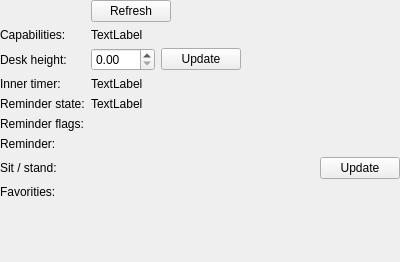
The window that src/linakdeskapp/ui/device_settings_widget.ui (anetczuk/LinakDeskApp) describes before a commit, drawn with Qt 5.
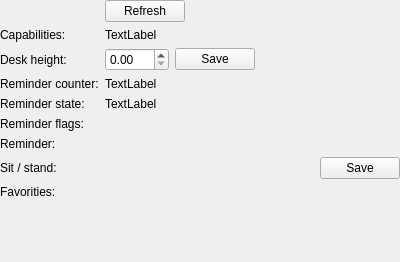
The same window after the commit.

Diff of the .ui file:
```diff
--- a/src/linakdeskapp/ui/device_settings_widget.ui
+++ b/src/linakdeskapp/ui/device_settings_widget.ui
@@ -70,7 +70,7 @@
    <item row="3" column="0">
     <widget class="QLabel" name="opCounterText">
      <property name="text">
-      <string>Inner timer:</string>
+      <string>Reminder counter:</string>
      </property>
     </widget>
    </item>
@@ -143,7 +143,7 @@
      <item>
       <widget class="QPushButton" name="remUpdatePB">
        <property name="text">
-        <string>Update</string>
+        <string>Save</string>
        </property>
       </widget>
      </item>
@@ -178,7 +178,7 @@
      <item>
       <widget class="QPushButton" name="updateDeskHeightPB">
        <property name="text">
-        <string>Update</string>
+        <string>Save</string>
        </property>
       </widget>
      </item>
```
